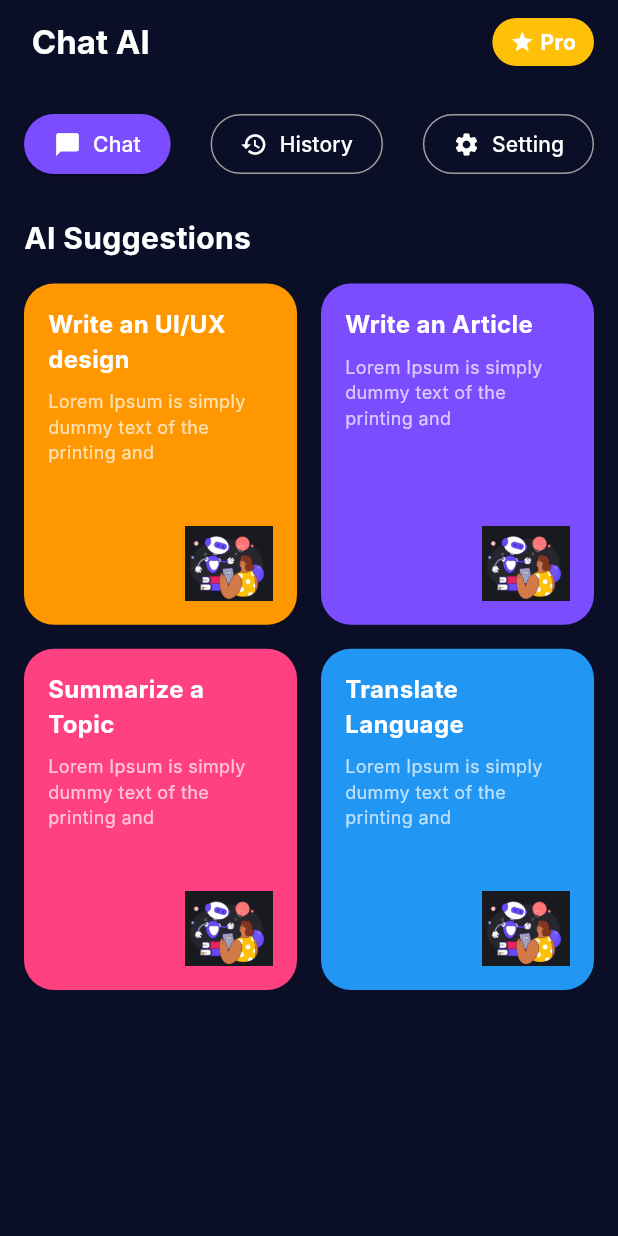
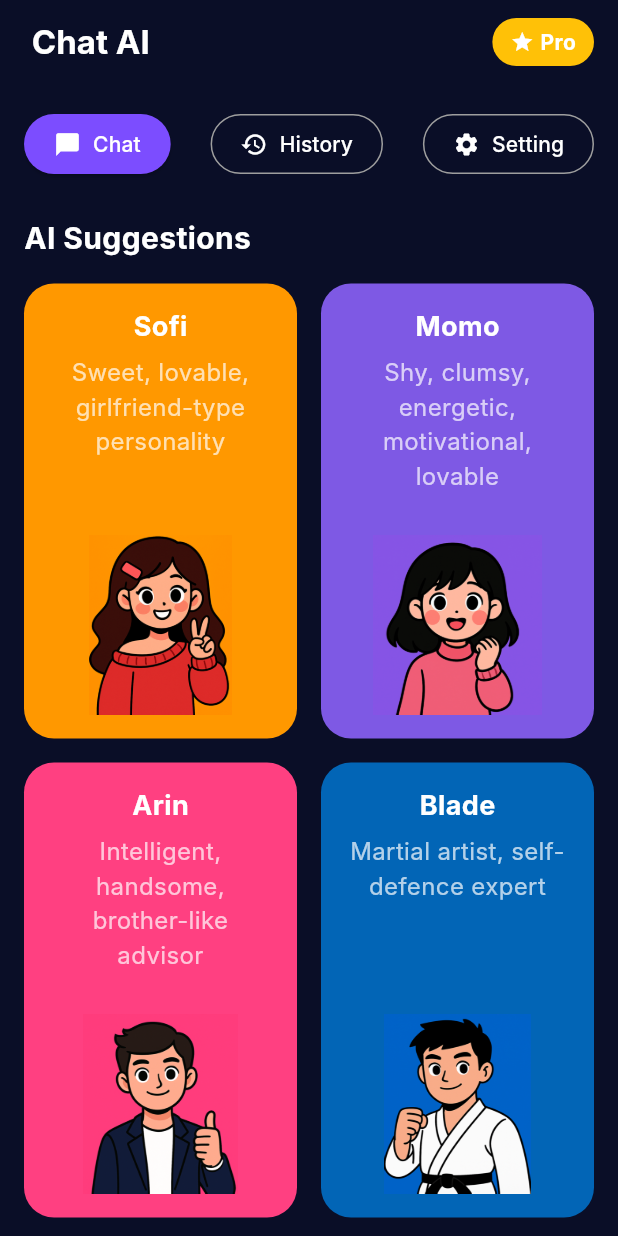
Before and after one commit to UtkarshShukla706/Flutter-App, a Flutter app: the Home screen opened directly, on a phone screen of 412 x 824 dp. Run offline on Flutter 3.47's test engine with Material 3 defaults, Android fonts, the phone set to English and light mode, and no system bars; our stand-ins replace cloud_firestore, device_preview_plus, firebase_auth, firebase_core, random_string, shared_preferences; accounts and stored records are empty; Roboto replaces fonts that are missing (Inter).

Commit message:
creating and adding the images to the chat ai home page

```diff
--- a/lib/pages/home.dart
+++ b/lib/pages/home.dart
@@ -13,23 +13,27 @@ class _HomeState extends State<Home> {
     final suggestions = [
       {
         "color": Colors.orange,
-        "title": "Write an UI/UX design",
-        "image": 'images/cp2.png',
+        "title": "Sofi",
+        "subtitles":"Sweet, lovable, girlfriend-type personality",
+        "image": 'images/sofi.png',
       },
       {
-        "color": Colors.deepPurpleAccent,
-        "title": "Write an Article",
-        "image": 'images/cp2.png',
+        "color": const Color.fromARGB(255, 126, 89, 228),
+        "title": "Momo",
+        "subtitles":"Shy, clumsy, energetic, motivational, lovable",
+        "image": 'images/momo.png',
       },
       {
         "color": Colors.pinkAccent,
-        "title": "Summarize a Topic",
-        "image": 'images/cp2.png',
+        "title": "Arin",
+        "subtitles":"Intelligent, handsome, brother-like advisor",
+        "image": 'images/arin.png',
       },
       {
-        "color": Colors.blue,
-        "title": "Translate Language",
-        "image": 'images/cp2.png',
+        "color": const Color.fromARGB(255, 2, 101, 182),
+        "title": "Blade",
+        "subtitles":"Martial artist, self-defence expert",
+        "image": 'images/blade.png',
       },
     ];
     return Scaffold(
@@ -164,7 +168,7 @@ class _HomeState extends State<Home> {
                   crossAxisCount: 2,
                   crossAxisSpacing: 16.0,
                   mainAxisSpacing: 16.0,
-                  childAspectRatio: 0.8,
+                  childAspectRatio: 0.60,
                 ),
                 itemCount: 4,
                 shrinkWrap: true,
@@ -174,18 +178,20 @@ class _HomeState extends State<Home> {
                     color: suggestions[index]["color"] as Color,
                     title: suggestions[index]["title"] as String,
                     subtitle:
-                        "Lorem Ipsum is simply dummy text of the printing and",
+                        suggestions[index]["subtitles"] as String,
                     imagePath: suggestions[index]["image"] as String,
                   );
                 },
               ),
-              // --- MODIFICATION END ---
+
             ],
           ),
         ),
       ),
     );
   }
+
+
 
   Widget _buildSuggestionCard({
   required Color color,
@@ -194,35 +200,71 @@ class _HomeState extends State<Home> {
   required String imagePath,
 }) {
   return Container(
-      // width: 150, // <-- THIS LINE WAS REMOVED
     padding: const EdgeInsets.all(16.0),
     decoration: BoxDecoration(
       color: color,
       borderRadius: BorderRadius.circular(20.0),
     ),
-      child: Column(
-        crossAxisAlignment: CrossAxisAlignment.start,
+    child: LayoutBuilder(
+      builder: (context, constraints) {
+        return Column(
+          crossAxisAlignment: CrossAxisAlignment.center,
           children: [
+            // Title
             Text(
               title,
+
               style: const TextStyle(
+
                 color: Colors.white,
                 fontWeight: FontWeight.bold,
-              fontSize: 16.0,
+                fontSize: 18,
+
+              ),
+              maxLines: 2,
+              overflow: TextOverflow.ellipsis,
+            ),
+
+            const SizedBox(height: 6),
+
+            // Subtitle takes all remaining space safely
+            Expanded(
+              child: Text(
+                subtitle,
+                textAlign: TextAlign.center,
+                style: const TextStyle(
+                  color: Colors.white70,
+                  fontSize: 16,
+                ),
+                maxLines: 5,
+                overflow: TextOverflow.ellipsis,
               ),
             ),
-          const SizedBox(height: 8.0),
-          Text(
-            subtitle,
-            style: const TextStyle(color: Colors.white70, fontSize: 12.0),
+
+
+
+
+            // Image ALWAYS fits — NEVER overflows
+            Expanded(
+              child: SizedBox(
+                height: 250,
+
+                // height: constraints.maxHeight * 0.22, // 22% of card height
+                child: Image.asset(
+                  imagePath,
+                  fit: BoxFit.contain,
+                  height: 125.0,
+                  alignment: AlignmentGeometry.bottomCenter,
                 ),
-          const Spacer(), // Use Spacer to push the image to the bottom
-          Align(
-            alignment: Alignment.bottomRight,
-            child: Image.asset(imagePath, fit: BoxFit.cover,height: 50.0,),
+              ),
             ),
           ],
+        );
+      },
     ),
   );
 }
+
+
+
 }
```
Also changed, not shown: images/arin.png (added), images/blade.png (added), images/momo.png (added), images/sofi.png (added). Lines whose indentation alone changed are shown as unchanged.
